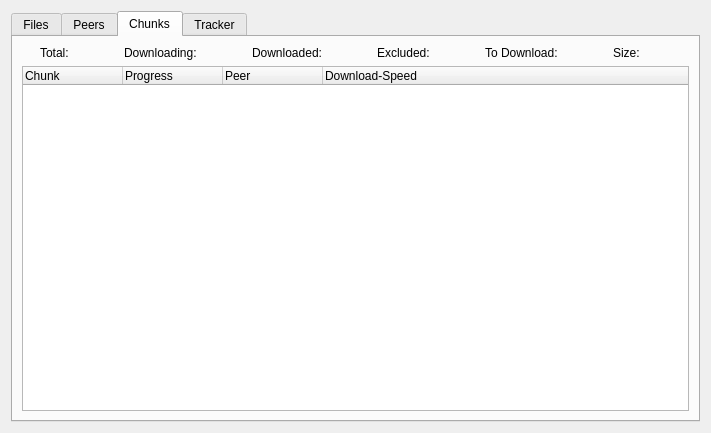
First picture: the form in transfer-plugins/bittorrent/btadvanceddetailswidget.ui, repository KDE/kget, before the edit.
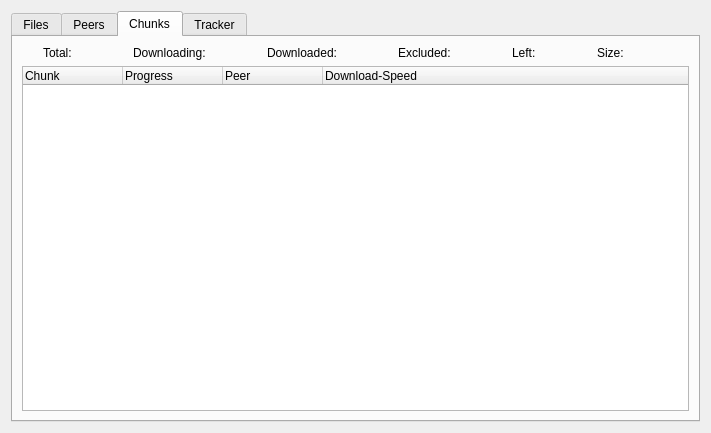
Second picture: the form after the edit. The open tabs and pages were chosen to show the change. Custom widgets are drawn as their Qt base class.

Diff of the .ui file:
```diff
--- a/transfer-plugins/bittorrent/btadvanceddetailswidget.ui
+++ b/transfer-plugins/bittorrent/btadvanceddetailswidget.ui
@@ -185,7 +185,7 @@
             </sizepolicy>
            </property>
            <property name="text" >
-            <string>To Download:</string>
+            <string>Left:</string>
            </property>
           </widget>
          </item>
```
Left out of the diff: 4 changed lines with no effect on the pictures.
